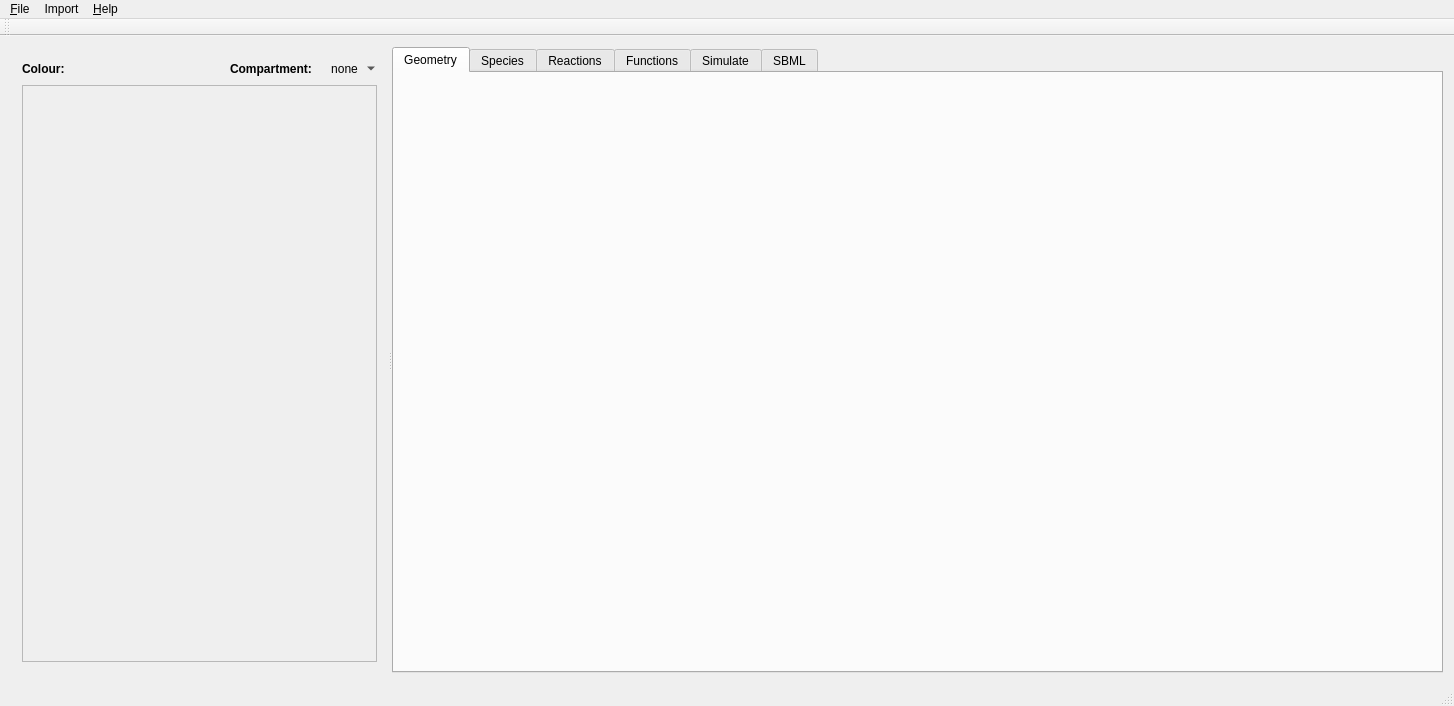
Qt form ui/mainwindow.ui (spatial-model-editor/spatial-model-editor) before a commit.
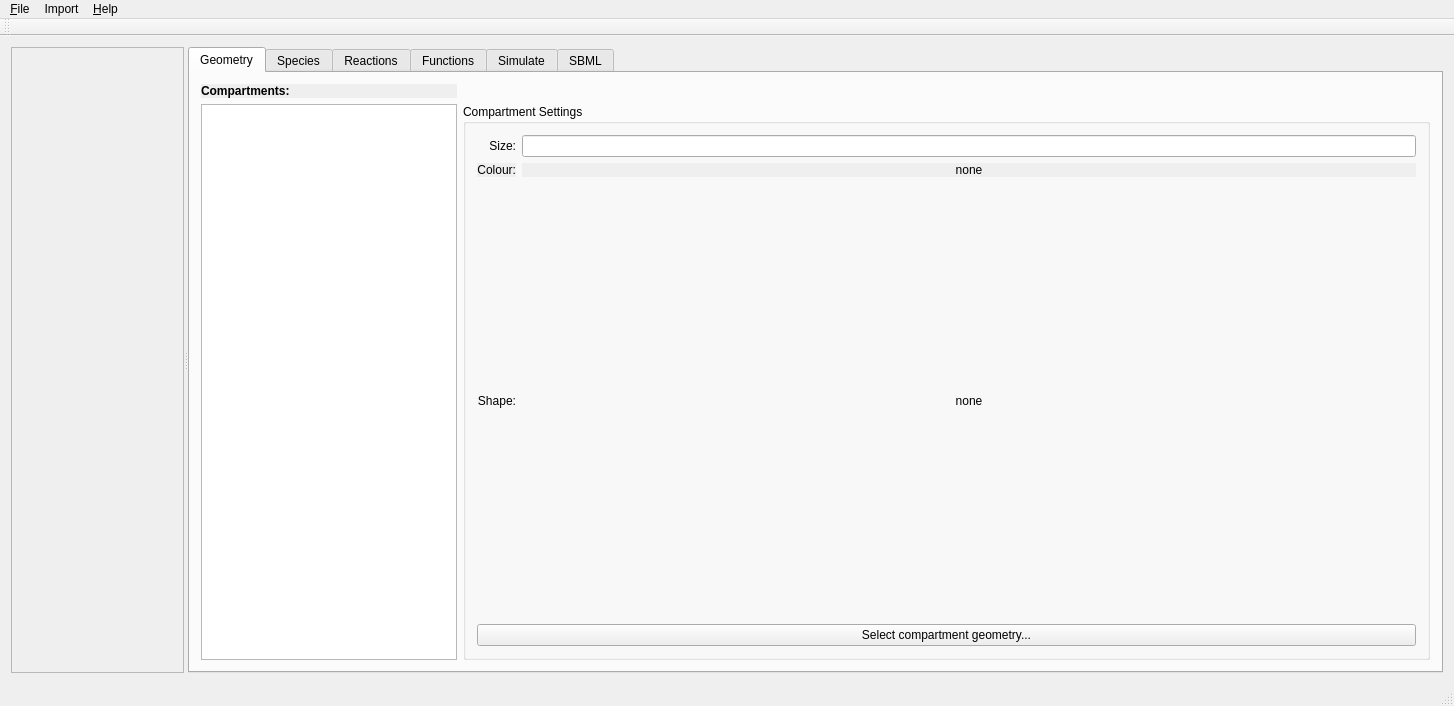
The same form after that commit. The open tabs and pages were chosen to show the change. Custom widgets are drawn as their Qt base class.

The edit to the form file:
```diff
--- a/ui/mainwindow.ui
+++ b/ui/mainwindow.ui
@@ -20,97 +20,6 @@
       <property name="orientation">
        <enum>Qt::Horizontal</enum>
       </property>
-      <widget class="QWidget" name="layoutWidget">
-       <layout class="QGridLayout" name="gridCompartments">
-        <item row="0" column="2">
-         <widget class="QLabel" name="lblCompartment">
-          <property name="font">
-           <font>
-            <weight>75</weight>
-            <bold>true</bold>
-           </font>
-          </property>
-          <property name="autoFillBackground">
-           <bool>true</bool>
-          </property>
-          <property name="text">
-           <string>Compartment:</string>
-          </property>
-          <property name="scaledContents">
-           <bool>false</bool>
-          </property>
-          <property name="alignment">
-           <set>Qt::AlignLeading|Qt::AlignLeft|Qt::AlignVCenter</set>
-          </property>
-         </widget>
-        </item>
-        <item row="0" column="1">
-         <widget class="QLabel" name="lblCompartmentColour">
-          <property name="sizePolicy">
-           <sizepolicy hsizetype="Expanding" vsizetype="Preferred">
-            <horstretch>0</horstretch>
-            <verstretch>0</verstretch>
-           </sizepolicy>
-          </property>
-          <property name="font">
-           <font>
-            <weight>75</weight>
-            <bold>true</bold>
-           </font>
-          </property>
-          <property name="autoFillBackground">
-           <bool>true</bool>
-          </property>
-          <property name="text">
-           <string/>
-          </property>
-          <property name="scaledContents">
-           <bool>false</bool>
-          </property>
-          <property name="alignment">
-           <set>Qt::AlignLeading|Qt::AlignLeft|Qt::AlignVCenter</set>
-          </property>
-         </widget>
-        </item>
-        <item row="0" column="4">
-         <widget class="QToolButton" name="btnChangeCompartment">
-          <property name="text">
-           <string>none</string>
-          </property>
-          <property name="popupMode">
-           <enum>QToolButton::MenuButtonPopup</enum>
-          </property>
-          <property name="autoRaise">
-           <bool>true</bool>
-          </property>
-          <property name="arrowType">
-           <enum>Qt::NoArrow</enum>
-          </property>
-         </widget>
-        </item>
-        <item row="0" column="0">
-         <widget class="QLabel" name="lblCompColourLabel">
-          <property name="font">
-           <font>
-            <weight>75</weight>
-            <bold>true</bold>
-           </font>
-          </property>
-          <property name="autoFillBackground">
-           <bool>true</bool>
-          </property>
-          <property name="text">
-           <string>Colour:</string>
-          </property>
-          <property name="scaledContents">
-           <bool>false</bool>
-          </property>
-          <property name="alignment">
-           <set>Qt::AlignLeading|Qt::AlignLeft|Qt::AlignVCenter</set>
-          </property>
-         </widget>
-        </item>
-        <item row="1" column="0" colspan="5">
          <widget class="QLabelMousetracker" name="lblGeometry">
           <property name="sizePolicy">
            <sizepolicy hsizetype="Preferred" vsizetype="Preferred">
@@ -152,9 +61,6 @@
            <set>Qt::NoTextInteraction</set>
           </property>
          </widget>
-        </item>
-       </layout>
-      </widget>
       <widget class="QTabWidget" name="tabMain">
        <property name="sizePolicy">
         <sizepolicy hsizetype="Preferred" vsizetype="Preferred">
@@ -169,7 +75,175 @@
         <attribute name="title">
          <string>Geometry</string>
         </attribute>
-        <layout class="QHBoxLayout" name="horizontalLayout_5"/>
+        <layout class="QHBoxLayout" name="horizontalLayout_5">
+         <item>
+          <layout class="QGridLayout" name="gridCompartment">
+           <item row="0" column="0">
+            <widget class="QLabel" name="lblCompartments">
+             <property name="sizePolicy">
+              <sizepolicy hsizetype="Preferred" vsizetype="Preferred">
+               <horstretch>0</horstretch>
+               <verstretch>0</verstretch>
+              </sizepolicy>
+             </property>
+             <property name="font">
+              <font>
+               <weight>75</weight>
+               <bold>true</bold>
+              </font>
+             </property>
+             <property name="autoFillBackground">
+              <bool>true</bool>
+             </property>
+             <property name="text">
+              <string>Compartments:</string>
+             </property>
+             <property name="scaledContents">
+              <bool>false</bool>
+             </property>
+             <property name="alignment">
+              <set>Qt::AlignLeading|Qt::AlignLeft|Qt::AlignVCenter</set>
+             </property>
+            </widget>
+           </item>
+           <item row="1" column="0">
+            <widget class="QListWidget" name="listCompartments">
+             <property name="sizePolicy">
+              <sizepolicy hsizetype="Maximum" vsizetype="Expanding">
+               <horstretch>0</horstretch>
+               <verstretch>0</verstretch>
+              </sizepolicy>
+             </property>
+            </widget>
+           </item>
+           <item row="1" column="1">
+            <widget class="QGroupBox" name="grpCompartment">
+             <property name="title">
+              <string>Compartment Settings</string>
+             </property>
+             <layout class="QVBoxLayout" name="verticalLayout_4">
+              <item>
+               <layout class="QGridLayout" name="gridCompartmentSettings">
+                <item row="1" column="1">
+                 <widget class="QLabel" name="lblCompartmentColour">
+                  <property name="sizePolicy">
+                   <sizepolicy hsizetype="Preferred" vsizetype="Preferred">
+                    <horstretch>0</horstretch>
+                    <verstretch>0</verstretch>
+                   </sizepolicy>
+                  </property>
+                  <property name="font">
+                   <font>
+                    <weight>50</weight>
+                    <bold>false</bold>
+                   </font>
+                  </property>
+                  <property name="autoFillBackground">
+                   <bool>true</bool>
+                  </property>
+                  <property name="text">
+                   <string>none</string>
+                  </property>
+                  <property name="scaledContents">
+                   <bool>false</bool>
+                  </property>
+                  <property name="alignment">
+                   <set>Qt::AlignCenter</set>
+                  </property>
+                 </widget>
+                </item>
+                <item row="1" column="0">
+                 <widget class="QLabel" name="lblCompColourLabel">
+                  <property name="font">
+                   <font>
+                    <weight>50</weight>
+                    <bold>false</bold>
+                   </font>
+                  </property>
+                  <property name="autoFillBackground">
+                   <bool>true</bool>
+                  </property>
+                  <property name="text">
+                   <string>Colour:</string>
+                  </property>
+                  <property name="scaledContents">
+                   <bool>false</bool>
+                  </property>
+                  <property name="alignment">
+                   <set>Qt::AlignRight|Qt::AlignTrailing|Qt::AlignVCenter</set>
+                  </property>
+                 </widget>
+                </item>
+                <item row="0" column="1">
+                 <widget class="QLineEdit" name="txtCompartmentSize">
+                  <property name="sizePolicy">
+                   <sizepolicy hsizetype="Preferred" vsizetype="Preferred">
+                    <horstretch>0</horstretch>
+                    <verstretch>0</verstretch>
+                   </sizepolicy>
+                  </property>
+                 </widget>
+                </item>
+                <item row="0" column="0">
+                 <widget class="QLabel" name="lblCompartmentSize">
+                  <property name="text">
+                   <string>Size:</string>
+                  </property>
+                  <property name="alignment">
+                   <set>Qt::AlignRight|Qt::AlignTrailing|Qt::AlignVCenter</set>
+                  </property>
+                 </widget>
+                </item>
+                <item row="2" column="0">
+                 <widget class="QLabel" name="lblCompShapeLabel">
+                  <property name="text">
+                   <string>Shape:</string>
+                  </property>
+                  <property name="alignment">
+                   <set>Qt::AlignRight|Qt::AlignTrailing|Qt::AlignVCenter</set>
+                  </property>
+                 </widget>
+                </item>
+                <item row="2" column="1">
+                 <widget class="QLabel" name="lblCompShape">
+                  <property name="sizePolicy">
+                   <sizepolicy hsizetype="Expanding" vsizetype="Expanding">
+                    <horstretch>0</horstretch>
+                    <verstretch>0</verstretch>
+                   </sizepolicy>
+                  </property>
+                  <property name="text">
+                   <string>none</string>
+                  </property>
+                  <property name="scaledContents">
+                   <bool>true</bool>
+                  </property>
+                  <property name="alignment">
+                   <set>Qt::AlignCenter</set>
+                  </property>
+                 </widget>
+                </item>
+               </layout>
+              </item>
+              <item>
+               <widget class="QPushButton" name="btnChangeCompartment">
+                <property name="sizePolicy">
+                 <sizepolicy hsizetype="Preferred" vsizetype="Fixed">
+                  <horstretch>0</horstretch>
+                  <verstretch>0</verstretch>
+                 </sizepolicy>
+                </property>
+                <property name="text">
+                 <string>Select compartment geometry...</string>
+                </property>
+               </widget>
+              </item>
+             </layout>
+            </widget>
+           </item>
+          </layout>
+         </item>
+        </layout>
        </widget>
        <widget class="QWidget" name="tabSpecies">
         <attribute name="title">
```
Left out of the diff: 68 changed lines with no effect on the pictures. Lines whose indentation alone changed are shown as unchanged.
